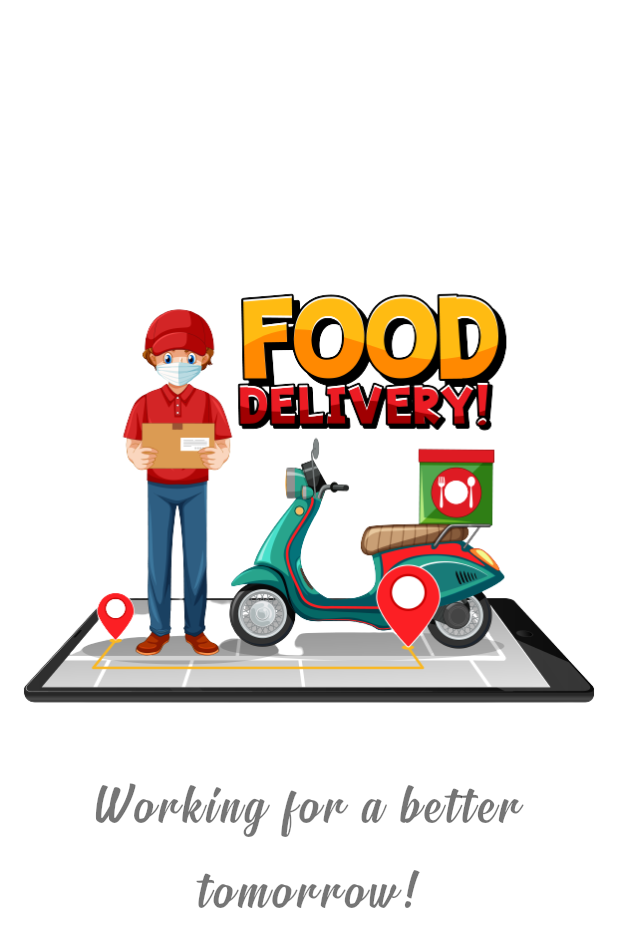
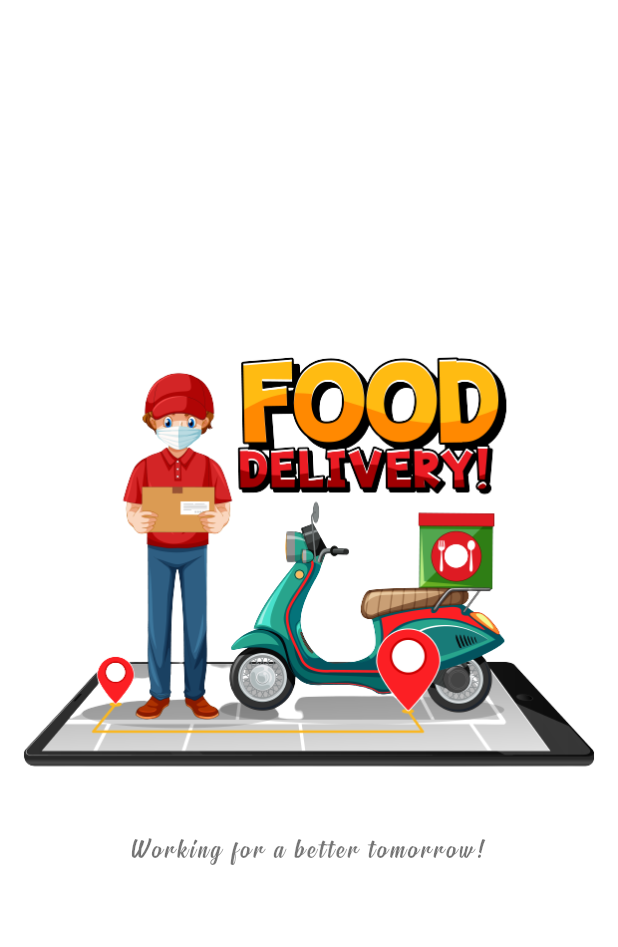
Before and after one commit to davidonuche/tabour_riders, a Flutter app: the screen it shows after launch, on a phone screen of 412 x 824 dp. Shown: the top 947 px of the screen. Run offline on Flutter 3.47's test engine with Material 3 defaults, Android fonts, the phone set to English and light mode, and no system bars; our stand-ins replace firebase_auth, firebase_core, shared_preferences; accounts and stored records are empty.

Commit message:
spalsh screen & firebase integration

```diff
--- a/lib/splash screen/spalsh_screen.dart
+++ b/lib/splash screen/spalsh_screen.dart
@@ -50,10 +50,10 @@ class _SplashScreenState extends State<SplashScreen> {
               "Working for a better tomorrow!",
               textAlign: TextAlign.center,
               style: TextStyle(
-                fontSize: 40,
+                fontSize: 20,
                 fontFamily: "Signatra",
                 color: Colors.black54,
-                letterSpacing: 3,
+                letterSpacing: 2,
               ),
             ),
           )
```
Also changed, not shown: 3 other files.
